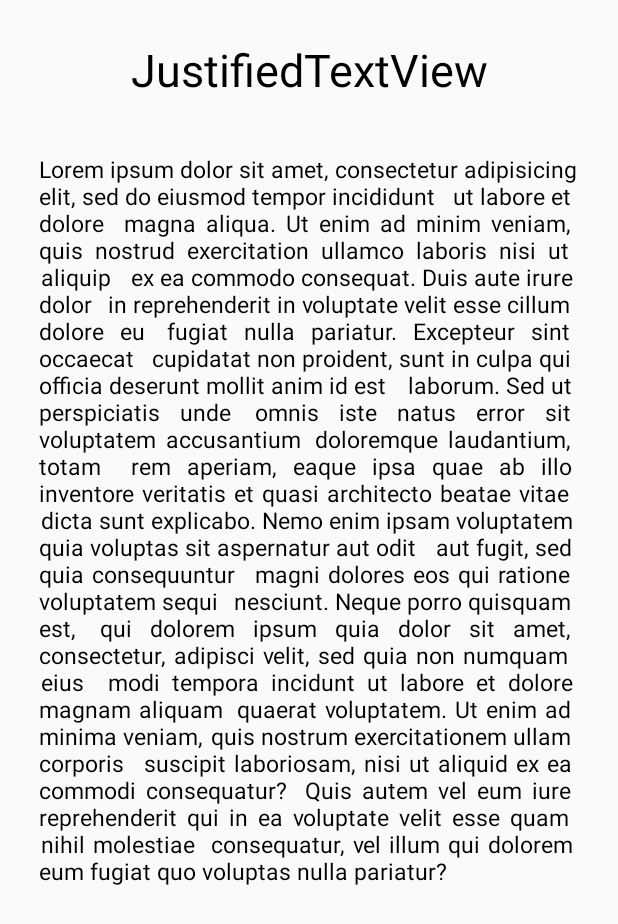
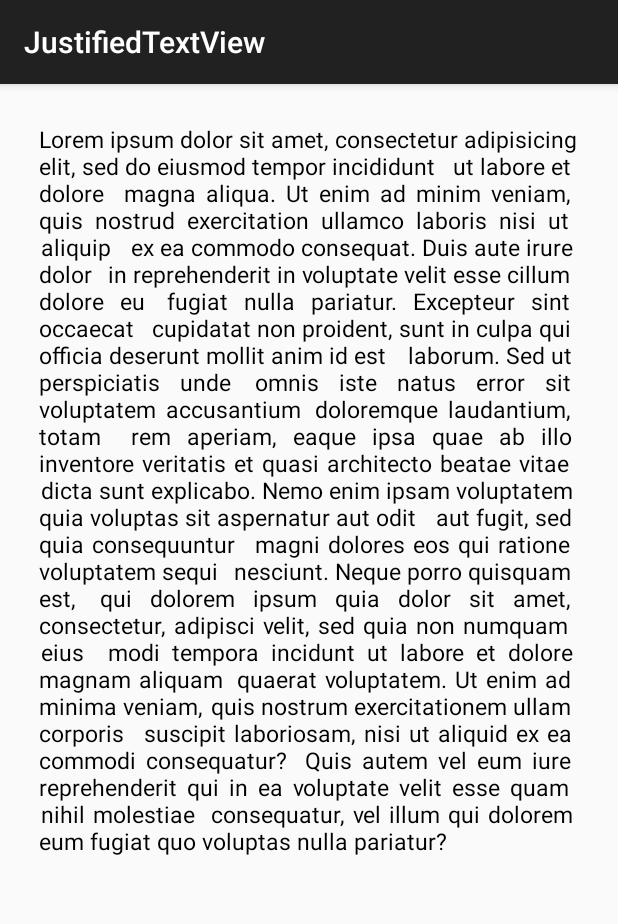
Before and after one commit to amilcar-sr/JustifiedTextView, an Android app: the screen it shows after launch (MainActivity), on a phone screen of 412 x 824 dp. Shown: the top 924 px of the screen. Run offline under Robolectric (Android 15) with nearby library versions, the phone set to English and light mode, and no system bars.

Commit message:
Minor changes in example app

```diff
--- a/ExampleApp/src/main/java/com/codesgood/example/activities/MainActivity.java
+++ b/ExampleApp/src/main/java/com/codesgood/example/activities/MainActivity.java
@@ -1,44 +1,16 @@
 package com.codesgood.example.activities;
 
-import android.app.Activity;
 import android.os.Bundle;
-import android.text.Html;
-import android.view.Menu;
-import android.view.MenuItem;
-import android.widget.TextView;
+import android.support.v7.app.AppCompatActivity;
 
 import com.codesgood.justifiedtext.R;
-import com.codesgood.views.JustifiedTextView;
 
 
-public class MainActivity extends Activity {
+public class MainActivity extends AppCompatActivity {
 
     @Override
     protected void onCreate(Bundle savedInstanceState) {
         super.onCreate(savedInstanceState);
         setContentView(R.layout.activity_main);
-
-        TextView view = (TextView) findViewById(R.id.text_one);
-        view.setText(R.string.lorem_ipsum_extended);
-    }
-
-
-    @Override
-    public boolean onCreateOptionsMenu(Menu menu) {
-        // Inflate the menu; this adds items to the action bar if it is present.
-        getMenuInflater().inflate(R.menu.main, menu);
-        return true;
-    }
-
-    @Override
-    public boolean onOptionsItemSelected(MenuItem item) {
-        // Handle action bar item clicks here. The action bar will
-        // automatically handle clicks on the Home/Up button, so long
-        // as you specify a parent activity in AndroidManifest.xml.
-        int id = item.getItemId();
-        if (id == R.id.action_settings) {
-            return true;
-        }
-        return super.onOptionsItemSelected(item);
     }
 }
--- a/ExampleApp/src/main/res/layout-land/activity_main.xml
+++ b/ExampleApp/src/main/res/layout-land/activity_main.xml
@@ -2,21 +2,12 @@
     xmlns:tools="http://schemas.android.com/tools"
     android:layout_width="match_parent"
     android:layout_height="match_parent"
+    android:orientation="vertical"
+    android:paddingBottom="@dimen/activity_vertical_margin"
     android:paddingLeft="@dimen/activity_horizontal_margin"
     android:paddingRight="@dimen/activity_horizontal_margin"
     android:paddingTop="@dimen/activity_vertical_margin"
-    android:paddingBottom="@dimen/activity_vertical_margin"
-    tools:context="com.codesgood.example.activities.MainActivity"
-    android:orientation="vertical">
-
-    <TextView
-        android:text="JustifiedTextView"
-        android:layout_width="wrap_content"
-        android:layout_height="wrap_content"
-        android:gravity="center"
-        android:layout_marginTop="10dp"
-        android:textSize="30sp"
-        android:textColor="@android:color/black"/>
+    tools:context="com.codesgood.example.activities.MainActivity">
 
     <LinearLayout
         android:layout_width="match_parent"
@@ -27,26 +18,27 @@
             android:id="@+id/text_one"
             android:layout_width="0dp"
             android:layout_height="wrap_content"
+            android:layout_marginRight="4dp"
+            android:layout_marginEnd="4dp"
             android:layout_weight="1"
-            android:layout_marginTop="25dp"
-            android:layout_marginRight="4dp"
             android:padding="10dp"
-            android:textSize="15sp"
-            android:textColor="@android:color/black"/>
+            android:text="@string/lorem_ipsum"
+            android:textColor="@android:color/black"
+            android:textSize="15sp" />
 
         <com.codesgood.views.JustifiedTextView
             android:id="@+id/text_two"
-            android:text="@string/lorem_ipsum"
             android:layout_width="0dp"
             android:layout_height="wrap_content"
+            android:layout_marginLeft="2dp"
+            android:layout_marginStart="4dp"
             android:layout_weight="1"
-            android:layout_marginTop="25dp"
-            android:layout_marginLeft="2dp"
             android:padding="4dp"
-            android:textSize="15sp"
-            android:textColor="@android:color/black"/>
+            android:text="@string/lorem_ipsum"
+            android:textColor="@android:color/black"
+            android:textSize="15sp" />
 
-        </LinearLayout>
+    </LinearLayout>
 
 
 </LinearLayout>
--- a/ExampleApp/src/main/res/layout/activity_main.xml
+++ b/ExampleApp/src/main/res/layout/activity_main.xml
@@ -2,31 +2,25 @@
     xmlns:tools="http://schemas.android.com/tools"
     android:layout_width="match_parent"
     android:layout_height="match_parent"
+    android:orientation="vertical"
+    android:paddingBottom="@dimen/activity_vertical_margin"
     android:paddingLeft="@dimen/activity_horizontal_margin"
     android:paddingRight="@dimen/activity_horizontal_margin"
     android:paddingTop="@dimen/activity_vertical_margin"
-    android:paddingBottom="@dimen/activity_vertical_margin"
-    tools:context="com.codesgood.example.activities.MainActivity"
-    android:orientation="vertical">
+    tools:context="com.codesgood.example.activities.MainActivity">
 
-    <TextView
-        android:text="JustifiedTextView"
+    <ScrollView
         android:layout_width="match_parent"
-        android:layout_height="wrap_content"
-        android:gravity="center"
-        android:layout_marginTop="10dp"
-        android:textSize="30sp"
-        android:textColor="@android:color/black"/>
+        android:layout_height="wrap_content">
 
-
-    <com.codesgood.views.JustifiedTextView
-        android:id="@+id/text_one"
-        android:layout_width="match_parent"
-        android:layout_height="0dp"
-        android:layout_weight="1"
-        android:layout_marginTop="25dp"
-        android:padding="10dp"
-        android:textSize="15sp"
-        android:textColor="@android:color/black"/>
+        <com.codesgood.views.JustifiedTextView
+            android:id="@+id/text_one"
+            android:layout_width="match_parent"
+            android:layout_height="wrap_content"
+            android:padding="10dp"
+            android:text="@string/lorem_ipsum_extended"
+            android:textColor="@android:color/black"
+            android:textSize="15sp" />
+    </ScrollView>
 
 </LinearLayout>
--- a/ExampleApp/src/main/res/values/styles.xml
+++ b/ExampleApp/src/main/res/values/styles.xml
@@ -1,7 +1,7 @@
 <resources>
 
     <!-- Base application theme. -->
-    <style name="AppTheme" parent="Base.Theme.AppCompat.Light">
+    <style name="AppTheme" parent="Theme.AppCompat.Light.DarkActionBar">
         <!-- Customize your theme here. -->
     </style>
 
```
